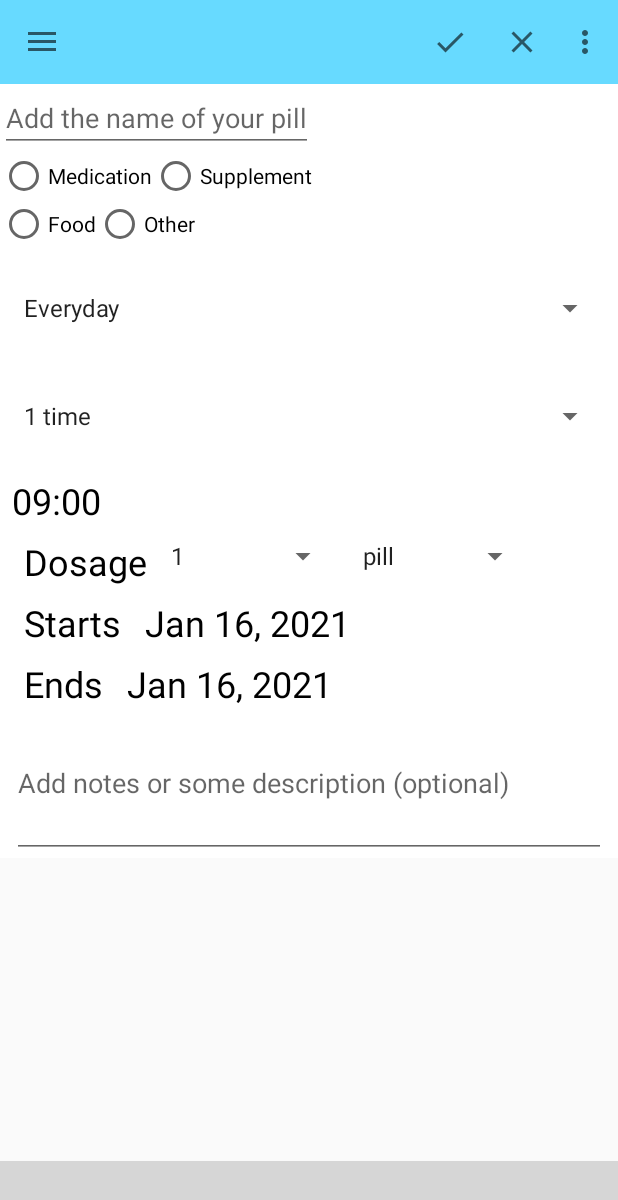
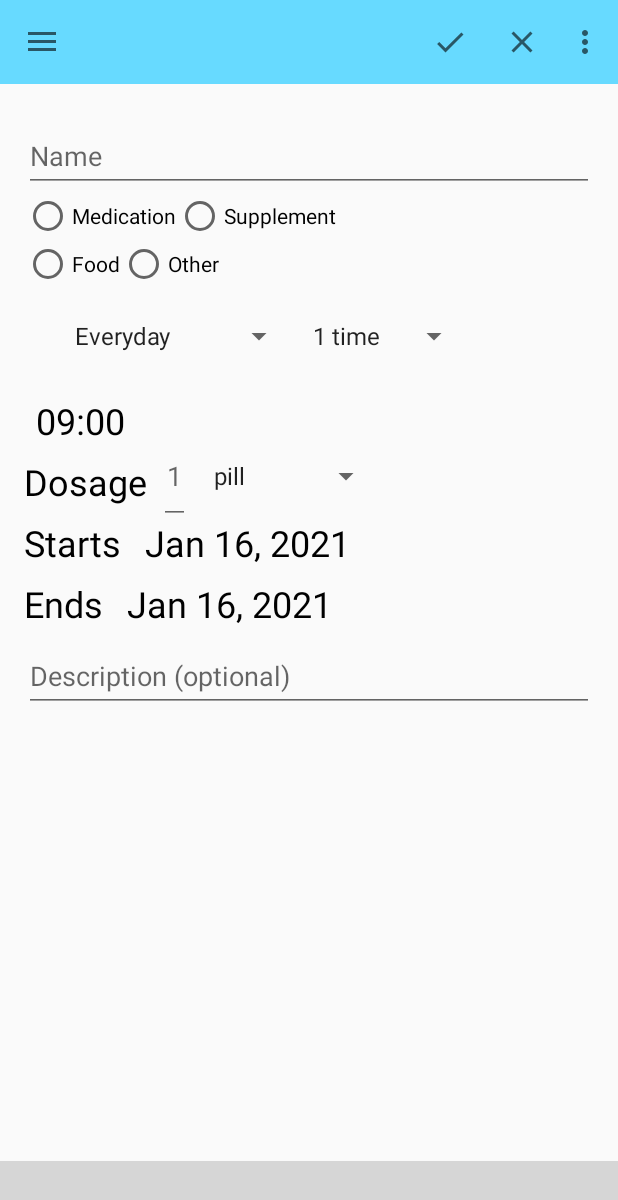
Before and after one commit to logotet/MedTracker, an Android app: the fragment AddPillFragment placed in its activity, on a phone screen of 412 x 824 dp. Shown: the top 1200 px of the screen. Run offline under Robolectric (Android 15) with nearby library versions, the phone set to English and light mode, and no system bars; our stand-ins replace Room's generated code, data binding; libraries missing offline, so code that uses them is left out: com.ittianyu.bottomnavigationviewex; plain views replace BottomNavigationViewEx; 2 statements that could not run were skipped; grey boxes are pictures that could not be loaded.

Commit message:
Redesign of the AddPillFragment

```diff
--- a/app/src/main/AndroidManifest.xml
+++ b/app/src/main/AndroidManifest.xml
@@ -9,7 +9,8 @@
         android:roundIcon="@mipmap/ic_launcher_round"
         android:supportsRtl="true"
         android:theme="@style/AppTheme">
-        <activity android:name=".ui.MainActivity">
+        <activity android:name=".ui.MainActivity"
+            android:windowSoftInputMode="adjustPan">
             <intent-filter>
                 <action android:name="android.intent.action.MAIN" />
 
--- a/app/src/main/java/com/logotet/m/ui/AddPillFragment.java
+++ b/app/src/main/java/com/logotet/m/ui/AddPillFragment.java
@@ -89,7 +89,7 @@ public class AddPillFragment extends Fragment implements TimePickerDialog.OnTime
     public void onViewCreated(@NonNull View view, @Nullable Bundle savedInstanceState) {
         super.onViewCreated(view, savedInstanceState);
 
-        binding.edtName.addTextChangedListener(new TextWatcher() {
+        binding.edtNameInner.addTextChangedListener(new TextWatcher() {
             @Override
             public void beforeTextChanged(CharSequence s, int start, int count, int after) {
             }
@@ -121,7 +121,7 @@ public class AddPillFragment extends Fragment implements TimePickerDialog.OnTime
         setSpinner(R.array.medication_category, binding.spinnerCategory, AppConstants.PROMPT_CATEGORY);
         setSpinner(R.array.times_to_take, binding.spinnerIntake, AppConstants.PROMPT_INTAKE);
         setSpinner(R.array.times_per_day, binding.spinnerTimesPerDay, AppConstants.PROMPT_INTAKE_DAILY);
-        setSpinner(R.array.dosage_per_take, binding.spinnerDosage, AppConstants.PROMPT_INTAKE_DOSAGE);
+//        setSpinner(R.array.dosage_per_take, binding.spinnerDosage, AppConstants.PROMPT_INTAKE_DOSAGE);
         setSpinner(R.array.dosage_type, binding.spinnerDosageType, AppConstants.PROMPT_FORM);
 
         binding.spinnerTimesPerDay.setOnItemSelectedListener(new AdapterView.OnItemSelectedListener() {
@@ -199,11 +199,11 @@ public class AddPillFragment extends Fragment implements TimePickerDialog.OnTime
         substance.setName(name);
         substance.setCategory(binding.spinnerCategory.getSelectedItem().toString());
         substance.setCategory(radioButton.getText().toString());
-        substance.setDescription(binding.edtDescription.getText().toString());
+        substance.setDescription(binding.edtDescriptionInner.getText().toString());
         substance.setIntakeForm(binding.spinnerDosageType.getSelectedItem().toString());
         substance.setIntakeDays(binding.spinnerIntake.getSelectedItemPosition() + 1);
         substance.setIntakeDaily(binding.spinnerTimesPerDay.getSelectedItemPosition() + 1);
-        substance.setDosagePerTake(Integer.parseInt(binding.spinnerDosage.getSelectedItem().toString()) + 1);
+//        substance.setDosagePerTake(Integer.parseInt(binding.spinnerDosage.getSelectedItem().toString()) + 1);
 
     }
 
--- a/app/src/main/res/layout/fragment_add_pill.xml
+++ b/app/src/main/res/layout/fragment_add_pill.xml
@@ -9,24 +9,26 @@
         <androidx.constraintlayout.widget.ConstraintLayout
             android:layout_width="match_parent"
             android:layout_height="match_parent"
-            android:background="#FFF"
+            android:layout_margin="16dp"
             android:fitsSystemWindows="true">
 
+            <com.google.android.material.textfield.TextInputLayout
+                android:id="@+id/edtName"
+                android:layout_width="match_parent"
+                android:layout_height="wrap_content"
+                app:layout_constraintBaseline_toBaselineOf="parent"
+                app:layout_constraintStart_toEndOf="@+id/txtName">
 
-            <EditText
-                android:id="@+id/edtName"
-                android:layout_width="wrap_content"
-                android:layout_height="wrap_content"
-                android:layout_marginStart="8dp"
-                android:autofillHints="Add the name of ..."
-                android:hint="Add the name of your pill"
-                android:imeActionLabel="@string/app_name"
-                android:imeOptions="actionDone"
-                android:singleLine="true"
-                app:layout_constraintBaseline_toBaselineOf="parent"
-                app:layout_constraintStart_toEndOf="@+id/txtName" />
-
-
+                <EditText
+                    android:id="@+id/edtNameInner"
+                    android:layout_width="match_parent"
+                    android:layout_height="wrap_content"
+                    android:autofillHints="Add the name of ..."
+                    android:hint="Name"
+                    android:imeActionLabel="@string/app_name"
+                    android:imeOptions="actionDone"
+                    android:singleLine="true" />
+            </com.google.android.material.textfield.TextInputLayout>
 
 
             <RadioGroup
@@ -57,8 +59,8 @@
                 android:layout_width="wrap_content"
                 android:layout_height="wrap_content"
                 android:orientation="horizontal"
-                app:layout_constraintTop_toBottomOf="@id/radio_group_categories"
-                app:layout_constraintStart_toStartOf="parent">
+                app:layout_constraintStart_toStartOf="parent"
+                app:layout_constraintTop_toBottomOf="@id/radio_group_categories">
 
                 <androidx.appcompat.widget.AppCompatRadioButton
                     android:id="@+id/radio_food"
@@ -89,9 +91,8 @@
 
             <androidx.appcompat.widget.AppCompatSpinner
                 android:id="@+id/spinner_intake"
-                android:layout_width="match_parent"
+                android:layout_width="wrap_content"
                 android:layout_height="64dp"
-                android:layout_margin="8dp"
                 android:gravity="center"
                 android:spinnerMode="dialog"
                 app:layout_constraintStart_toStartOf="parent"
@@ -99,13 +100,12 @@
 
             <androidx.appcompat.widget.AppCompatSpinner
                 android:id="@+id/spinner_times_per_day"
-                android:layout_width="match_parent"
+                android:layout_width="wrap_content"
                 android:layout_height="64dp"
-                android:layout_margin="8dp"
                 android:gravity="center"
                 android:spinnerMode="dialog"
-                app:layout_constraintStart_toStartOf="parent"
-                app:layout_constraintTop_toBottomOf="@id/spinner_intake" />
+                app:layout_constraintStart_toEndOf="@id/spinner_intake"
+                app:layout_constraintTop_toBottomOf="@id/radio_group_categories2" />
 
             <TextView
                 android:id="@+id/txtTime1"
@@ -157,6 +157,7 @@
                 android:textSize="24sp"
                 android:visibility="gone"
                 app:layout_constraintBaseline_toBaselineOf="@id/txtTime1"
+                app:layout_constraintBottom_toTopOf="@id/txtDosage"
                 app:layout_constraintStart_toEndOf="@id/txtTime3" />
 
             <TextView
@@ -165,10 +166,12 @@
                 android:layout_height="wrap_content"
                 android:layout_marginStart="8dp"
                 android:layout_marginTop="8dp"
+                android:layout_marginBottom="16dp"
                 android:text="21:00"
                 android:textColor="@color/black"
                 android:textSize="24sp"
                 android:visibility="gone"
+                app:layout_constraintBottom_toTopOf="@id/txtDosage"
                 app:layout_constraintStart_toStartOf="parent"
                 app:layout_constraintTop_toBottomOf="@+id/txtTime1" />
 
@@ -178,19 +181,19 @@
                 android:layout_height="wrap_content"
                 android:layout_marginStart="8dp"
                 android:layout_marginTop="8dp"
+                android:layout_marginBottom="16dp"
                 android:text="00:00"
                 android:textColor="@color/black"
                 android:textSize="24sp"
                 android:visibility="gone"
-                app:layout_constraintBaseline_toBaselineOf="@id/txtTime1"
+                app:layout_constraintBaseline_toBaselineOf="@id/txtTime5"
+                app:layout_constraintBottom_toTopOf="@id/txtDosage"
                 app:layout_constraintStart_toEndOf="@id/txtTime5" />
-
 
             <TextView
                 android:id="@+id/txtDosage"
                 android:layout_width="wrap_content"
                 android:layout_height="wrap_content"
-                android:layout_marginStart="16dp"
                 android:layout_marginTop="8dp"
                 android:text="Dosage"
                 android:textColor="@color/black"
@@ -198,13 +201,14 @@
                 app:layout_constraintStart_toStartOf="parent"
                 app:layout_constraintTop_toBottomOf="@id/txtTime1" />
 
-            <androidx.appcompat.widget.AppCompatSpinner
+            <EditText
                 android:id="@+id/spinner_dosage"
-                android:layout_width="120dp"
+                android:layout_width="wrap_content"
                 android:layout_height="64dp"
                 android:layout_margin="8dp"
+                android:layout_marginTop="24dp"
                 android:gravity="center"
-                android:spinnerMode="dialog"
+                android:hint="1"
                 app:layout_constraintBottom_toBottomOf="@+id/txtDosage"
                 app:layout_constraintStart_toEndOf="@+id/txtDosage"
                 app:layout_constraintTop_toBottomOf="@id/txtTime1" />
@@ -224,7 +228,6 @@
                 android:id="@+id/txtStart"
                 android:layout_width="wrap_content"
                 android:layout_height="wrap_content"
-                android:layout_marginStart="16dp"
                 android:layout_marginTop="8dp"
                 android:text="Starts"
                 android:textColor="@color/black"
@@ -248,7 +251,6 @@
                 android:id="@+id/txtEnd"
                 android:layout_width="wrap_content"
                 android:layout_height="wrap_content"
-                android:layout_marginStart="16dp"
                 android:layout_marginTop="8dp"
                 android:text="Ends"
                 android:textColor="@color/black"
@@ -268,16 +270,21 @@
                 app:layout_constraintStart_toEndOf="@id/txtEnd"
                 app:layout_constraintTop_toBottomOf="@id/txtStart" />
 
-            <EditText
+            <com.google.android.material.textfield.TextInputLayout
                 android:id="@+id/edt_description"
-                android:layout_width="0dp"
-                android:layout_height="100dp"
-                android:layout_marginHorizontal="8dp"
-                android:autofillHints="Add the name of ..."
-                android:hint="Add notes or some description (optional)"
+                android:layout_width="match_parent"
+                android:layout_height="wrap_content"
                 app:layout_constraintEnd_toEndOf="parent"
                 app:layout_constraintStart_toStartOf="parent"
-                app:layout_constraintTop_toBottomOf="@id/txtEnd" />
+                app:layout_constraintTop_toBottomOf="@id/txtEnd">
+
+                <EditText
+                    android:id="@+id/edt_descriptionInner"
+                    android:layout_width="match_parent"
+                    android:layout_height="wrap_content"
+                    android:autofillHints="Add the name of ..."
+                    android:hint="Description (optional)" />
+            </com.google.android.material.textfield.TextInputLayout>
 
         </androidx.constraintlayout.widget.ConstraintLayout>
     </ScrollView>
```
